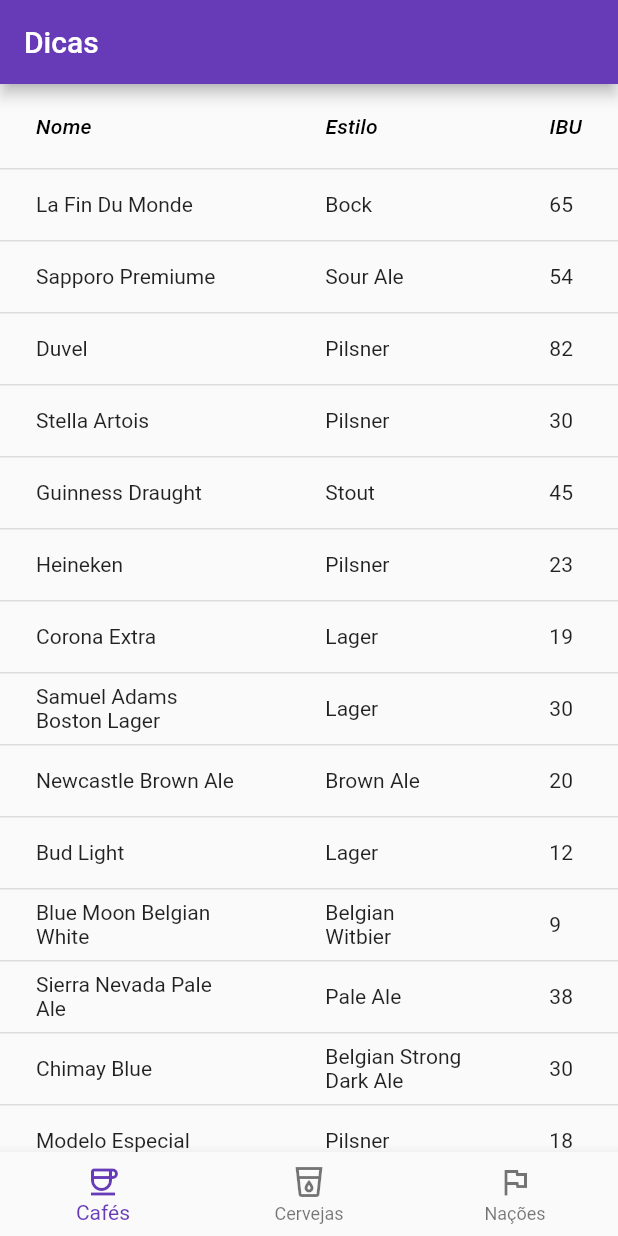
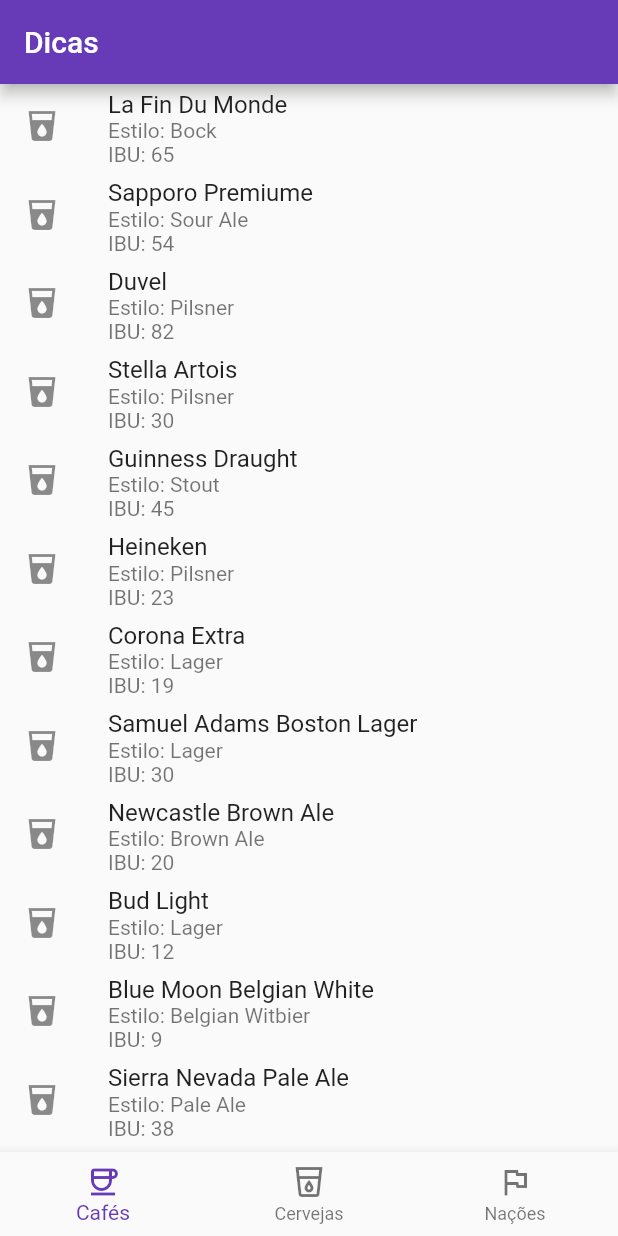
Before and after one commit to SusuGostoso/Susu-POO-I, a Flutter app: the screen it shows after launch, on a phone screen of 412 x 824 dp. Run offline on Flutter 3.47's test engine with Material 2 defaults, Android fonts, the phone set to English and light mode, and no system bars.

Commit message:
Tarefa 5 [Receita 4] - Exer. 2 finalizado: Classe MytileWidget implementada [ListView]

```diff
--- a/lib/main.dart
+++ b/lib/main.dart
@@ -52,30 +52,12 @@ class MyApp extends StatelessWidget {
           appBar: AppBar(
             title: const Text("Dicas"),
           ),
-          body: DataBodyWidget(objects: dataObjects),
+          body: MyTileWidget(
+            data: dataObjects,
+            columns: ["name", "style", "ibu"],
+          ),
           bottomNavigationBar: NewNavBar(),
         ));
-  }
-}
-
-class NewNavBar extends StatelessWidget {
-  NewNavBar();
-
-  void botaoFoiTocado(int index) {
-    print("Tocaram no botão $index");
-  }
-
-  @override
-  Widget build(BuildContext context) {
-    return BottomNavigationBar(onTap: botaoFoiTocado, items: const [
-      BottomNavigationBarItem(
-        label: "Cafés",
-        icon: Icon(Icons.coffee_outlined),
-      ),
-      BottomNavigationBarItem(
-          label: "Cervejas", icon: Icon(Icons.local_drink_outlined)),
-      BottomNavigationBarItem(label: "Nações", icon: Icon(Icons.flag_outlined))
-    ]);
   }
 }
 
@@ -111,3 +93,51 @@ class DataBodyWidget extends StatelessWidget {
     );
   }
 }
+
+class MyTileWidget extends StatelessWidget {
+  final List data;
+  final List<String> columns;
+
+  MyTileWidget({required this.data, required this.columns});
+
+  @override
+  Widget build(BuildContext context) {
+    return ListView.builder(
+      itemCount: data.length,
+      itemBuilder: (context, index) {
+        return ListTile(
+          leading: Icon(Icons.local_drink),
+          title: Text(data[index][columns[0]]),
+          subtitle: Column(
+            crossAxisAlignment: CrossAxisAlignment.start,
+            children: [
+              Text("Estilo: ${data[index][columns[1]]}"),
+              Text("IBU: ${data[index][columns[2]]}"),
+            ],
+          ),
+        );
+      },
+    );
+  }
+}
+
+class NewNavBar extends StatelessWidget {
+  NewNavBar();
+
+  void botaoFoiTocado(int index) {
+    print("Tocaram no botão $index");
+  }
+
+  @override
+  Widget build(BuildContext context) {
+    return BottomNavigationBar(onTap: botaoFoiTocado, items: const [
+      BottomNavigationBarItem(
+        label: "Cafés",
+        icon: Icon(Icons.coffee_outlined),
+      ),
+      BottomNavigationBarItem(
+          label: "Cervejas", icon: Icon(Icons.local_drink_outlined)),
+      BottomNavigationBarItem(label: "Nações", icon: Icon(Icons.flag_outlined))
+    ]);
+  }
+}
```
